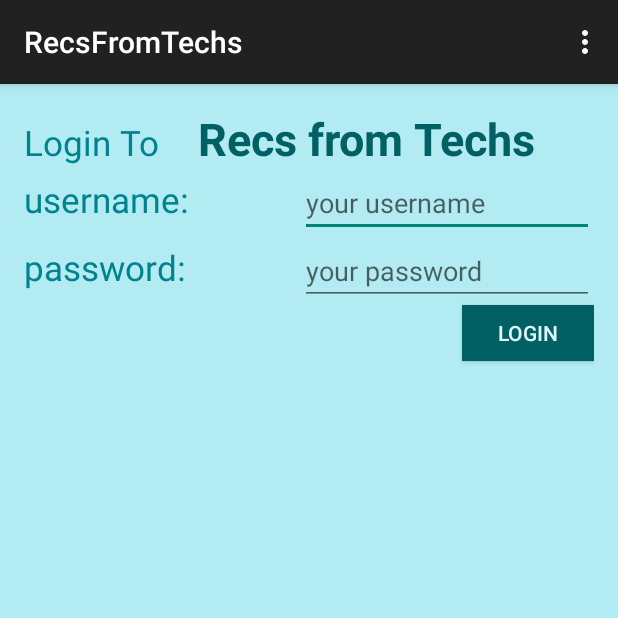
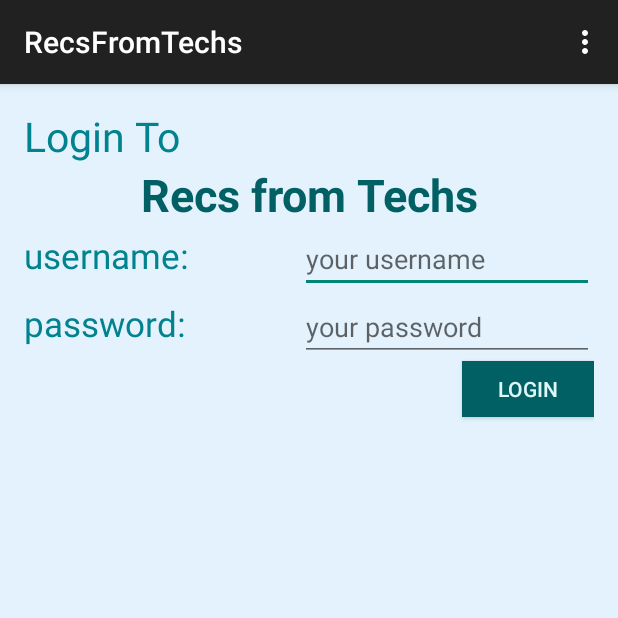
Before and after one commit to DoYouWantToBuildAProgram/RecsFromTechs1, an Android app: the screen it shows after launch (MainActivity), on a phone screen of 412 x 824 dp, the top half of it. Run offline under Robolectric (Android 15) with nearby library versions, the phone set to English and light mode, and no system bars.

Commit message:
I made it a little bit prettier, no major changes

```diff
--- a/app/src/main/res/layout/activity_main.xml
+++ b/app/src/main/res/layout/activity_main.xml
@@ -4,7 +4,7 @@
     android:paddingRight="@dimen/activity_horizontal_margin"
     android:paddingTop="@dimen/activity_vertical_margin"
     android:paddingBottom="@dimen/activity_vertical_margin" tools:context=".MainActivity"
-    android:background = "#B2EBF2"
+    android:background = "#E3F2FD"
     android:orientation="vertical">
 
     <!--this is our xml file
@@ -20,10 +20,6 @@
     https://www.google.com/design/spec/style/color.html#color-color-palette
     -->
 
-        <LinearLayout
-            android:orientation="horizontal"
-            android:layout_width="match_parent"
-            android:layout_height="wrap_content">
 
     <!-- TextView is just plain text -->
 
@@ -32,13 +28,13 @@
         android:layout_height="wrap_content"
         android:text="Login To "
         android:id="@+id/textView"
-                android:textSize="23dp"
+        android:textSize="27dp"
         android:textColor="#00838F"
         android:textAppearance="?android:attr/textAppearanceLarge"
-                android:layout_weight="1"
+
         />
     <TextView
-                android:layout_width="wrap_content"
+        android:layout_width="match_parent"
         android:layout_height="wrap_content"
         android:text="Recs from Techs"
         android:id="@+id/textView2"
@@ -46,12 +42,14 @@
         android:textColor="#006064"
         android:textAppearance="?android:attr/textAppearanceLarge"
         android:textStyle="bold"
-                android:layout_weight="2"
+        android:layout_gravity="right"
+        android:gravity="center"
+
         />
 
 
 
-        </LinearLayout>
+
 
     <LinearLayout
         android:orientation="horizontal"
```
Lines whose indentation alone changed are shown as unchanged.
